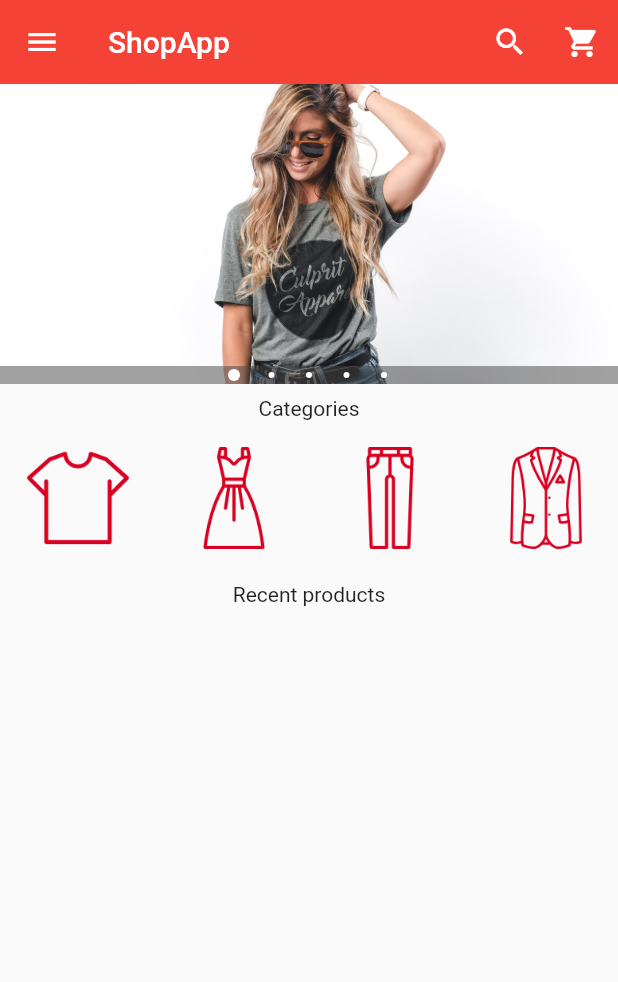
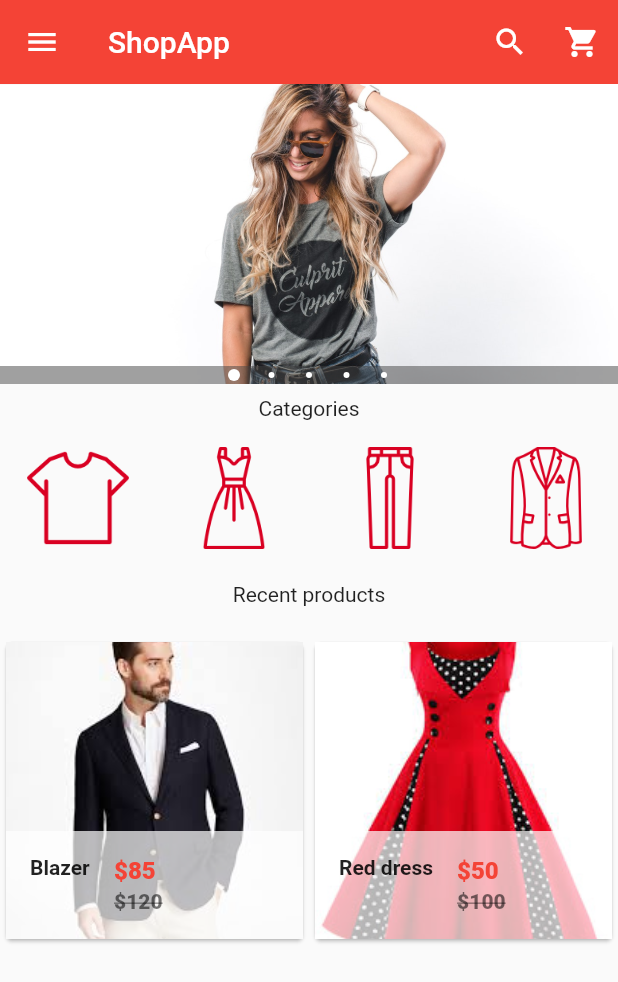
Before and after one commit to tianna1121/flutter_ecom_fashingshop, a Flutter app: the screen it shows after launch, on a phone screen of 412 x 824 dp. Shown: the top 982 px of the screen. Run offline on Flutter 3.47's test engine with Material 2 defaults, Android fonts, the light colour scheme and no system bars; drawn by our look-alikes of carousel_pro.

Commit message:
add product items with hero widget

```diff
--- a/lib/components/products.dart
+++ b/lib/components/products.dart
@@ -6,10 +6,91 @@ class Products extends StatefulWidget {
 }
 
 class _ProductsState extends State<Products> {
-  var Product_list = [];
+  var product_list = [
+    {
+      "name": "Blazer",
+      "picture": "assets/images/products/blazer1.jpeg",
+      "old_price": 120,
+      "price": 85,
+    },
+    {
+      "name": "Red dress",
+      "picture": "assets/images/products/dress1.jpeg",
+      "old_price": 100,
+      "price": 50,
+    }
+  ];
 
   @override
   Widget build(BuildContext context) {
-    return Container();
+    return GridView.builder(
+      gridDelegate:
+          SliverGridDelegateWithFixedCrossAxisCount(crossAxisCount: 2),
+      itemCount: product_list.length,
+      itemBuilder: ((context, index) {
+        return Single_prod(
+          prod_name: product_list[index]['name'],
+          prod_picture: product_list[index]['picture'],
+          prod_old_price: product_list[index]['old_price'],
+          prod_price: product_list[index]['price'],
+        );
+      }),
+    );
   }
 }
+
+class Single_prod extends StatelessWidget {
+  final prod_name;
+  final prod_picture;
+  final prod_old_price;
+  final prod_price;
+
+  const Single_prod(
+      {Key key,
+      this.prod_name,
+      this.prod_picture,
+      this.prod_old_price,
+      this.prod_price})
+      : super(key: key);
+
+  @override
+  Widget build(BuildContext context) {
+    return Card(
+      child: Hero(
+        tag: prod_name,
+        child: Material(
+          child: InkWell(
+            onTap: () {},
+            child: GridTile(
+              footer: Container(
+                color: Colors.white70,
+                child: ListTile(
+                  leading: Text(
+                    prod_name,
+                    style: TextStyle(fontWeight: FontWeight.bold),
+                  ),
+                  title: Text(
+                    '\$${prod_price}',
+                    style: TextStyle(
+                        color: Colors.red, fontWeight: FontWeight.w800),
+                  ),
+                  subtitle: Text(
+                    '\$${prod_old_price}',
+                    style: TextStyle(
+                        color: Colors.black54,
+                        fontWeight: FontWeight.w800,
+                        decoration: TextDecoration.lineThrough),
+                  ),
+                ),
+              ),
+              child: Image.asset(
+                prod_picture,
+                fit: BoxFit.cover,
+              ),
+            ),
+          ),
+        ),
+      ),
+    );
+  }
+}
--- a/lib/main.dart
+++ b/lib/main.dart
@@ -157,6 +157,9 @@ class _HomePageState extends State<HomePage> {
             padding: const EdgeInsets.all(20.0),
             child: Text('Recent products'),
           ),
+
+          // * Products
+          Container(height: 320.0, child: Products())
         ],
       ),
     );
```
Also changed, not shown: pubspec.yaml (+11 -0 lines).
